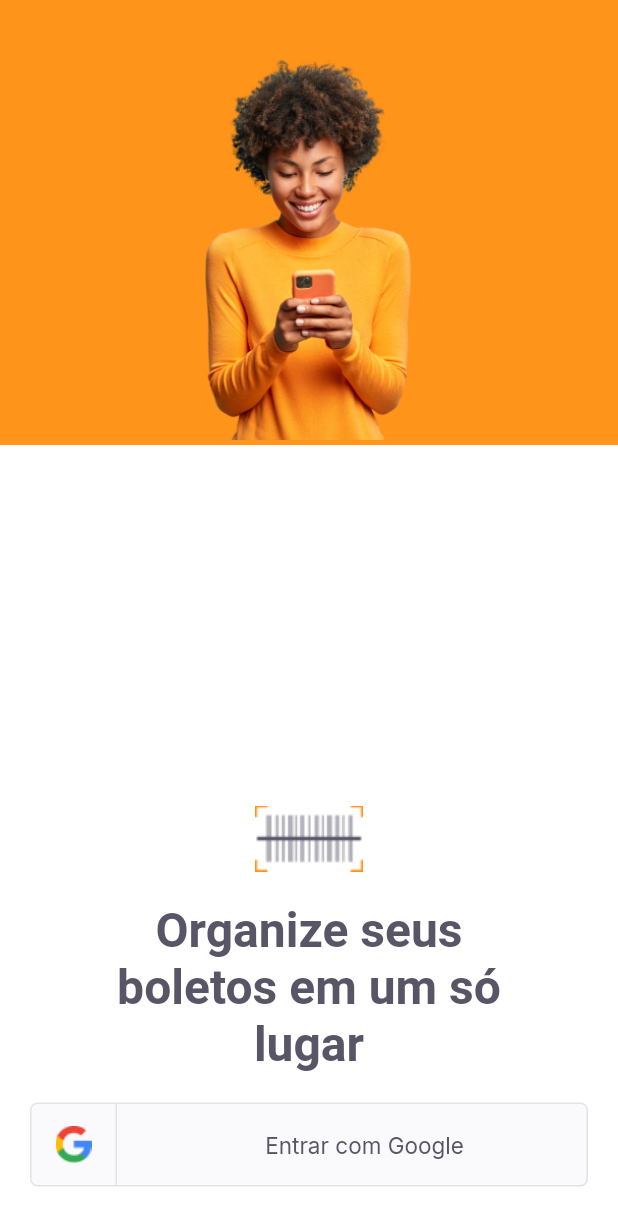
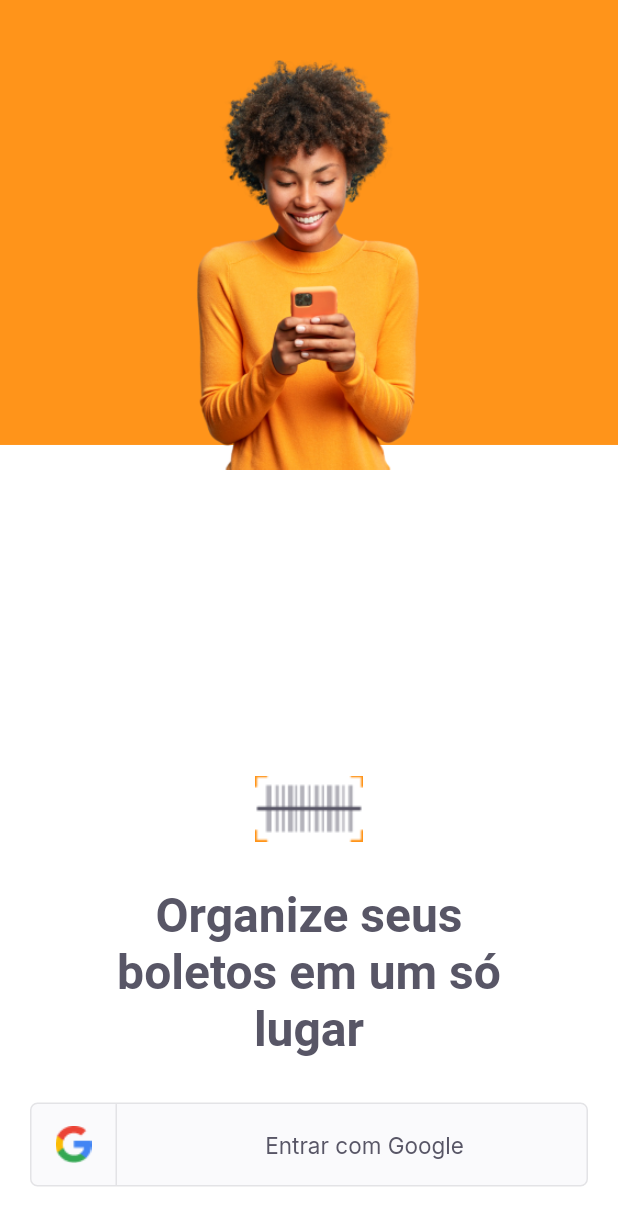
Before and after one commit to francis584/payflow, a Flutter app: the LoginPage screen opened directly, on a phone screen of 412 x 824 dp. Shown: the top 1226 px of the screen. Run offline on Flutter 3.47's test engine with Material 2 defaults, Android fonts, the phone set to English and light mode, and no system bars; our stand-ins replace firebase_core, google_fonts, google_sign_in; accounts and stored records are empty.

```diff
--- a/lib/app_widget.dart
+++ b/lib/app_widget.dart
@@ -1,5 +1,5 @@
 import 'package:flutter/material.dart';
-import 'package:payflow/modules/home/home_page.dart';
+import 'package:payflow/modules/login/login_page.dart';
 import 'package:payflow/shared/themes/app_colors.dart';
 
 class AppWidget extends StatelessWidget {
@@ -11,7 +11,7 @@ class AppWidget extends StatelessWidget {
       theme: ThemeData(
         primaryColor: AppColors.primary,
       ),
-      home: HomePage(),
+      home: LoginPage(),
     );
   }
 }
--- a/lib/main.dart
+++ b/lib/main.dart
@@ -18,7 +18,6 @@ class _AppFirebaseState extends State<AppFirebase> {
   @override
   Widget build(BuildContext context) {
     return FutureBuilder(
-        // Initialize FlutterFire:
         future: _initialization,
         builder: (context, snapshot) {
           if (snapshot.hasError) {
--- a/lib/modules/login/login_page.dart
+++ b/lib/modules/login/login_page.dart
@@ -1,4 +1,5 @@
 import 'package:flutter/material.dart';
+import 'package:payflow/modules/login/login_controller.dart';
 import 'package:payflow/shared/themes/app_colors.dart';
 import 'package:payflow/shared/themes/app_images.dart';
 import 'package:payflow/shared/themes/app_text_styles.dart';
@@ -12,6 +13,7 @@ class LoginPage extends StatefulWidget {
 }
 
 class _LoginPageState extends State<LoginPage> {
+  final controller = LoginController();
   @override
   Widget build(BuildContext context) {
     final size = MediaQuery.of(context).size;
@@ -31,7 +33,7 @@ class _LoginPageState extends State<LoginPage> {
                 top: 40,
                 left: 0,
                 right: 0,
-                child: Image.asset(AppImages.person, width: 208, height: 253)),
+                child: Image.asset(AppImages.person, width: 208, height: 273)),
             Positioned(
               bottom: size.height * 0.04,
               left: 0,
@@ -43,7 +45,7 @@ class _LoginPageState extends State<LoginPage> {
                   Image.asset(AppImages.logomini),
                   Padding(
                     padding:
-                        const EdgeInsets.only(top: 20, left: 60, right: 60),
+                        const EdgeInsets.only(top: 30, left: 60, right: 60),
                     child: Text(
                       "Organize seus boletos em um só lugar",
                       style: TextStyles.titleHome,
@@ -52,11 +54,9 @@ class _LoginPageState extends State<LoginPage> {
                   ),
                   Padding(
                     padding:
-                        const EdgeInsets.only(top: 20, left: 20, right: 20),
+                        const EdgeInsets.only(top: 30, left: 20, right: 20),
                     child: SocialLoginButton(
-                      onTap: () {
-                        print("clicou!");
-                      },
+                      onTap: controller.googleSignIn,
                     ),
                   )
                 ],
--- a/pubspec.yaml
+++ b/pubspec.yaml
@@ -29,6 +29,8 @@ dependencies:
   cupertino_icons: ^1.0.2
   google_fonts: ^2.1.0
   firebase_core: ^1.3.0
+  google_sign_in: ^5.0.4
+  # google_sign_in_web: ^0.10.0
 
 dev_dependencies:
   flutter_test:
```
Also changed, not shown: lib/modules/login/login_controller.dart (added, +17 -0 lines), pubspec.lock, 1 other file.
